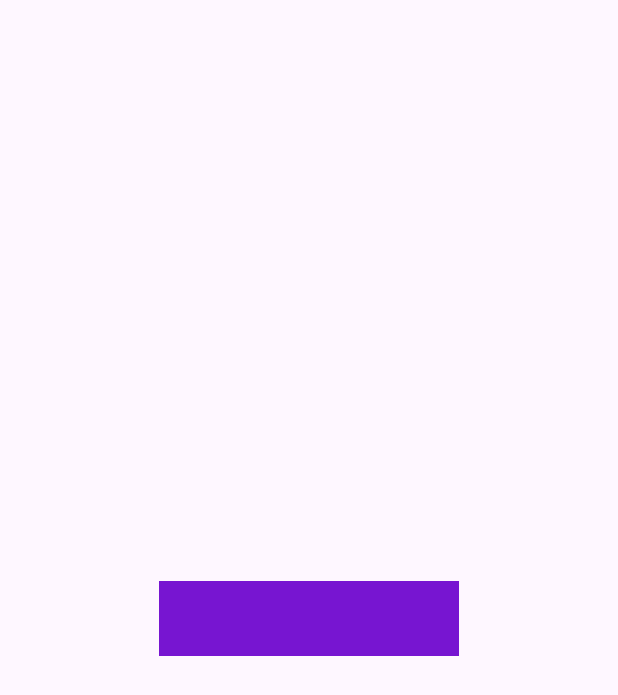
After one commit to matyukhin00/MobileDevelopment, an Android app: the layout overlay_layout.xml on its own in the app's theme, with its tools: preview values and no code run, on a phone screen of 412 x 824 dp. The commit adds this screen. Shown: the top 695 px of the screen. Run offline under Robolectric (Android 15) with nearby library versions, the light colour scheme and no system bars.

Commit message:
practice 6

```diff
--- a/app/src/main/AndroidManifest.xml
+++ b/app/src/main/AndroidManifest.xml
@@ -17,6 +17,9 @@
         android:theme="@style/Theme.MobileDevelopment"
         tools:targetApi="31">
 
+        <service
+            android:name=".OverlayService">
+        </service>
 
         <activity
             android:name=".MainActivity"
--- a/app/src/main/java/com/example/mobiledevelopment/StartFragment.java
+++ b/app/src/main/java/com/example/mobiledevelopment/StartFragment.java
@@ -10,7 +10,7 @@ import android.util.Log;
 import android.view.LayoutInflater;
 import android.view.View;
 import android.view.ViewGroup;
-
+import android.Manifest;
 import androidx.annotation.Nullable;
 import androidx.core.app.ActivityCompat;
 import androidx.core.app.NotificationCompat;
@@ -67,7 +67,7 @@ public class StartFragment extends Fragment {
                         .setPriority(NotificationCompat.PRIORITY_HIGH);
 
                 NotificationManagerCompat notificationManager = NotificationManagerCompat.from(requireContext());
-                if (ActivityCompat.checkSelfPermission(requireContext(), Manifest.permission.DYNAMIC_RECEIVER_NOT_EXPORTED_PERMISSION) != PackageManager.PERMISSION_GRANTED)
+                if (ActivityCompat.checkSelfPermission(requireContext(), Manifest.permission.POST_NOTIFICATIONS) != PackageManager.PERMISSION_GRANTED)
                     return;
                 notificationManager.notify(notificationId, builder.build());
 
--- /dev/null
+++ b/app/src/main/res/layout/overlay_layout.xml
@@ -0,0 +1,20 @@
+<?xml version="1.0" encoding="utf-8"?>
+<androidx.constraintlayout.widget.ConstraintLayout xmlns:android="http://schemas.android.com/apk/res/android"
+    android:layout_width="match_parent"
+    android:layout_height="match_parent"
+    xmlns:app="http://schemas.android.com/apk/res-auto">
+
+    <TextView
+        android:layout_width="200dp"
+        android:layout_height="50dp"
+        android:background="@color/lavanda"
+        app:layout_constraintLeft_toLeftOf="parent"
+        app:layout_constraintRight_toRightOf="parent"
+        app:layout_constraintTop_toTopOf="parent"
+        app:layout_constraintBottom_toBottomOf="parent"
+        android:textSize="20sp"
+        android:text=""
+        android:textColor="@color/black"
+        android:id="@+id/banner"/>
+
+</androidx.constraintlayout.widget.ConstraintLayout>
```
Also changed, not shown: app/src/main/java/com/example/mobiledevelopment/MainActivity.java (+16 -0 lines), app/src/main/java/com/example/mobiledevelopment/OverlayService.java (added, +64 -0 lines).
